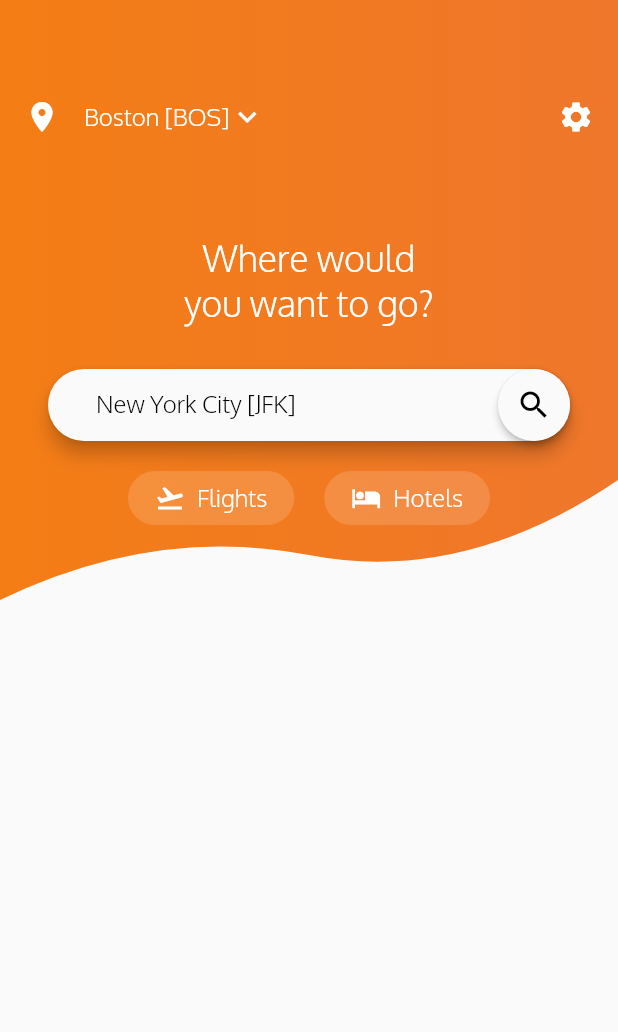
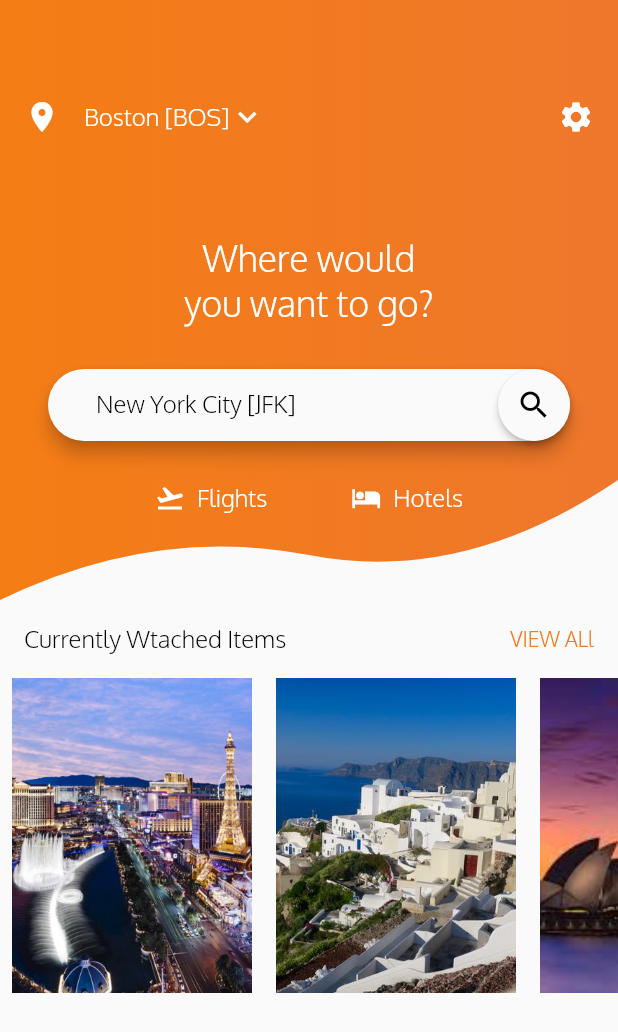
Before and after one commit to ajay1706/Flight-UI, a Flutter app: the screen it shows after launch, on a phone screen of 412 x 824 dp. Shown: the top 1032 px of the screen. Run offline on Flutter 3.47's test engine with Material 2 defaults, Android fonts, the phone set to English and light mode, and no system bars.

Commit message:
adding stack images

```diff
--- a/flight_app/lib/main.dart
+++ b/flight_app/lib/main.dart
@@ -10,11 +10,8 @@ void main() => runApp(MaterialApp(
 Color firstColor = Color(0xFFF47D15);
 Color secondColor = Color(0xFFEF772C);
 
-ThemeData appTheme = ThemeData(
-  primaryColor: Color(0xFFF3791A),
-  fontFamily: "Oxygen"
-);
-
+ThemeData appTheme =
+    ThemeData(primaryColor: Color(0xFFF3791A), fontFamily: "Oxygen");
 
 List<String> locations = ['Boston [BOS]', 'New York City [JFK]'];
 
@@ -25,17 +22,17 @@ class HomeScreen extends StatelessWidget {
       body: Column(
         children: <Widget>[
           HomeScreenTopPart(),
+           homeScreenBottom,
         ],
       ),
-
     );
   }
 }
 
-
-const TextStyle dropdownLableStyle = TextStyle(color:Colors.white,fontSize: 16);
-const TextStyle dropdownMenuItemStyle = TextStyle(color:Colors.black,fontSize: 16);
-
+const TextStyle dropdownLableStyle =
+    TextStyle(color: Colors.white, fontSize: 16);
+const TextStyle dropdownMenuItemStyle =
+    TextStyle(color: Colors.black, fontSize: 16);
 
 class HomeScreenTopPart extends StatefulWidget {
   @override
@@ -43,72 +40,86 @@ class HomeScreenTopPart extends StatefulWidget {
 }
 
 class _HomeScreenTopPartState extends State<HomeScreenTopPart> {
-
   var selectedLocationIndex = 0;
-var isFlightSelected = true;
+  var isFlightSelected = false;
 
   @override
   Widget build(BuildContext context) {
     return Stack(
-
       children: <Widget>[
         ClipPath(
-
-          clipper:CustomShapeClipper() ,
+          clipper: CustomShapeClipper(),
           child: Container(
             height: 400,
-
             decoration: BoxDecoration(
-              gradient: LinearGradient(
-                colors: [firstColor,secondColor]
-              )
+                gradient: LinearGradient(colors: [firstColor, secondColor])),
+            child: Column(
+              children: <Widget>[
+                SizedBox(
+                  height: 50,
                 ),
-         child: Column(
-
-           children: <Widget>[
-             SizedBox(height: 50,),
                 Padding(
                   padding: const EdgeInsets.all(16.0),
-  child:   Row(
+                  child: Row(
                     children: <Widget>[
-  Icon(Icons.location_on,color:Colors.white),
-  SizedBox(width: 16,),
+                      Icon(Icons.location_on, color: Colors.white),
+                      SizedBox(
+                        width: 16,
+                      ),
                       PopupMenuButton(
-    onSelected: (index){
+                          onSelected: (index) {
                             setState(() {
                               selectedLocationIndex = index;
-
-});    },
+                            });
+                          },
                           child: Row(
                             children: <Widget>[
-        Text(locations[selectedLocationIndex],
-        style: dropdownLableStyle,),
-        Icon(Icons.keyboard_arrow_down,color: Colors.white,)
+                              Text(
+                                locations[selectedLocationIndex],
+                                style: dropdownLableStyle,
+                              ),
+                              Icon(
+                                Icons.keyboard_arrow_down,
+                                color: Colors.white,
+                              )
                             ],
                           ),
-itemBuilder:(BuildContext context) => <PopupMenuItem<int>> [
+                          itemBuilder: (BuildContext context) =>
+                              <PopupMenuItem<int>>[
                                 PopupMenuItem(
-
-  child: Text(locations[0], style: dropdownMenuItemStyle,),
+                                  child: Text(
+                                    locations[0],
+                                    style: dropdownMenuItemStyle,
+                                  ),
                                   value: 0,
                                 ),
                                 PopupMenuItem(
-  child: Text(locations[1], style: dropdownMenuItemStyle,),
+                                  child: Text(
+                                    locations[1],
+                                    style: dropdownMenuItemStyle,
+                                  ),
                                   value: 1,
                                 )
-
-
-]
-  ),
+                              ]),
                       Spacer(),
-  Icon(Icons.settings,color: Colors.white,)
-
-
+                      Icon(
+                        Icons.settings,
+                        color: Colors.white,
+                      )
                     ],
                   ),
                 ),
-SizedBox(height: 50,),
-Text("Where would\nyou want to go?",style:TextStyle(fontSize: 24,color:Colors.white,),textAlign: TextAlign.center,),
+                SizedBox(
+                  height: 50,
+                ),
+                Text(
+                  "Where would\nyou want to go?",
+                  style: TextStyle(
+                    fontSize: 24,
+                    color: Colors.white,
+                  ),
+                  textAlign: TextAlign.center,
+                ),
                 SizedBox(
                   height: 30,
                 ),
@@ -119,65 +130,69 @@ Padding(
                     borderRadius: BorderRadius.all(Radius.circular(30)),
                     child: TextField(
                       controller: TextEditingController(text: locations[1]),
-     style:dropdownMenuItemStyle ,
-
+                      style: dropdownMenuItemStyle,
                       cursorColor: appTheme.primaryColor,
-
                       decoration: InputDecoration(
-       contentPadding: EdgeInsets.symmetric(horizontal:32,vertical: 13 ),
+                          contentPadding: EdgeInsets.symmetric(
+                              horizontal: 32, vertical: 13),
                           suffixIcon: Material(
                             elevation: 2.0,
-         borderRadius: BorderRadius.all(Radius.circular(30.0)),
-         child: Icon(Icons.search,color: Colors.black,),
-       ),
-       border: InputBorder.none
+                            borderRadius:
+                                BorderRadius.all(Radius.circular(30.0)),
+                            child: Icon(
+                              Icons.search,
+                              color: Colors.black,
                             ),
                           ),
-  ),),
-  SizedBox(height: 20,),
+                          border: InputBorder.none),
+                    ),
+                  ),
+                ),
+                SizedBox(
+                  height: 20,
+                ),
                 Row(
                   mainAxisSize: MainAxisSize.min,
                   mainAxisAlignment: MainAxisAlignment.spaceAround,
                   children: <Widget>[
-InkWell(child: ChoiceChip(Icons.flight_takeoff, "Flights",isFlightSelected),
-onTap:(){
+                    InkWell(
+                      child: ChoiceChip(
+                          Icons.flight_takeoff, "Flights", isFlightSelected),
+                      onTap: () {
                         setState(() {
                           isFlightSelected = true;
-
                         });
-} ,),
-SizedBox(width: 20,),
-InkWell(child: ChoiceChip(Icons.hotel,"Hotels",isFlightSelected),
-onTap: (){
+                      },
+                    ),
+                    SizedBox(
+                      width: 20,
+                    ),
+                    InkWell(
+                      child:
+                          ChoiceChip(Icons.hotel, "Hotels", isFlightSelected),
+                      onTap: () {
                         setState(() {
                           isFlightSelected = false;
                         });
-},)
+                      },
+                    )
                   ],
-
                 )
-
-
               ],
             ),
           ),
         )
-
-
       ],
-
     );
   }
 }
 
-
 class ChoiceChip extends StatefulWidget {
-
   final IconData icon;
   final String text;
   final bool isSelected;
 
-ChoiceChip(this.icon,this.text,this.isSelected);
+  ChoiceChip(this.icon, this.text, this.isSelected);
 
   @override
   _ChoiceChipState createState() => _ChoiceChipState();
@@ -187,20 +202,96 @@ class _ChoiceChipState extends State<ChoiceChip> {
   @override
   Widget build(BuildContext context) {
     return Container(
-      padding: EdgeInsets.symmetric(horizontal: 18,vertical: 8.0),
-      decoration:widget.isSelected ?BoxDecoration (
+      padding: EdgeInsets.symmetric(horizontal: 18, vertical: 8.0),
+      decoration: widget.isSelected
+          ? BoxDecoration(
               color: Colors.white.withOpacity(0.15),
-        borderRadius: BorderRadius.all(Radius.circular(20))
-      ) :null,
+              borderRadius: BorderRadius.all(Radius.circular(20)))
+          : null,
       child: Row(
+        children: <Widget>[
+          Icon(
+            widget.icon,
+            size: 20,
+            color: Colors.white,
+          ),
+          SizedBox(
+            width: 8,
+          ),
+          Text(widget.text, style: TextStyle(color: Colors.white, fontSize: 16))
+        ],
+      ),
+    );
+  }
+}
 
+var viewAllStyle = TextStyle(fontSize: 14, color: appTheme.primaryColor);
+
+var homeScreenBottom =  Column(
 children: <Widget>[
-          Icon(widget.icon,
-          size: 20,
-          color: Colors.white,),
-          SizedBox(width: 8,),
-          Text(widget.text,style:TextStyle(color:Colors.white,
-          fontSize: 16))
+
+  Padding(
+    padding: const EdgeInsets.all(16.0),
+    child: Row(
+      mainAxisAlignment: MainAxisAlignment.spaceBetween,
+      mainAxisSize: MainAxisSize.max,
+      children: <Widget>[
+Text("Currently Wtached Items", style:dropdownMenuItemStyle),
+Spacer(),
+Text("VIEW ALl", style:viewAllStyle),
+
+      ],
+    ),
+  ),
+Container(
+  height: 210,
+  child:   ListView(
+    scrollDirection: Axis.horizontal,
+    children:cityCards
+  ),
+)
+],
+);
+
+
+List<CityCard> cityCards = [
+CityCard("Las Vegas" , "45", "assets/images/lasvegas.jpg","Feb 2019","2250","4299"),
+CityCard("Athens" , "50", "assets/images/athens.jpg","Apr 2019","4359","9999"),
+CityCard("Sydney" , "48", "assets/images/sydney.jpeg","Dec 2019","2399","5999"),
+
+
+
+];
+
+class CityCard extends StatelessWidget {
+
+final String imagePath  , cityName , monthYear, discount , oldPrice , newPrice ;
+
+
+CityCard(
+  this.cityName,
+  this.discount,
+  this.imagePath,
+  this.monthYear,
+  this.newPrice,
+  this.oldPrice
+
+);
+
+  @override
+  Widget build(BuildContext context) {
+    return Padding(
+      padding: const EdgeInsets.symmetric(horizontal:8.0),
+      child: Stack(
+        children: <Widget>[
+
+Container(
+  height: 210,
+  width: 160,
+  child: Image.asset(imagePath,
+  fit: BoxFit.cover,),
+)
+
         ],
 
       ),
--- a/flight_app/pubspec.yaml
+++ b/flight_app/pubspec.yaml
@@ -60,7 +60,9 @@ flutter:
 
   # To add assets to your application, add an assets section, like this:
   assets:
-   - assets/images/
+   - assets/images/athens.jpg
+   - assets/images/lasvegas.jpg
+   - assets/images/sydney.jpeg
   #  - images/a_dot_ham.jpeg
 
   # An image asset can refer to one or more resolution-specific "variants", see
```
Lines whose indentation alone changed are shown as unchanged.
